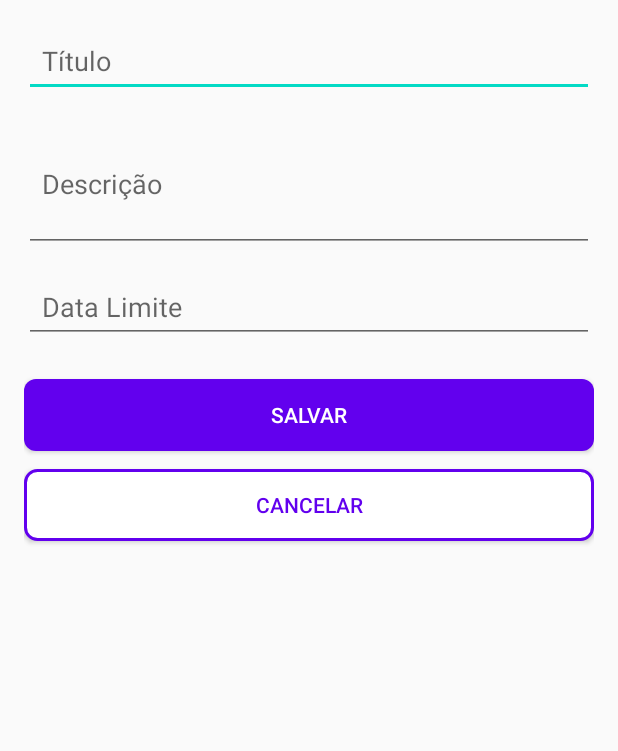
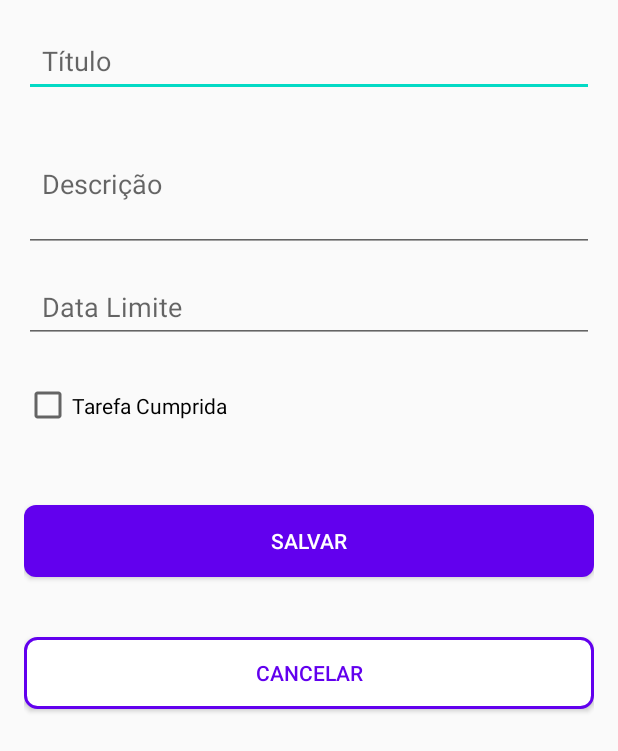
Before and after one commit to joaomarafiotti/PersonalTasks, an Android app: the CadastroActivity screen opened directly, with no data from a screen before it, on a phone screen of 412 x 824 dp. Shown: the top 751 px of the screen. Run offline under Robolectric (Android 15) with nearby library versions, the phone set to English and light mode, and no system bars; our stand-ins replace Room's generated code.

Commit message:
feat: adicionar requisito adicional (campo de status para identificar tarefa cumprida ou pendente)

```diff
--- a/app/src/main/java/com/example/personaltasks/adapter/TarefaAdapter.kt
+++ b/app/src/main/java/com/example/personaltasks/adapter/TarefaAdapter.kt
@@ -16,6 +16,7 @@ class TarefaViewHolder(itemView: View) : RecyclerView.ViewHolder(itemView) {
     val tvTitulo: TextView = itemView.findViewById(R.id.tvTitulo)
     val tvDescricao: TextView = itemView.findViewById(R.id.tvDescricao)
     val tvDataLimite: TextView = itemView.findViewById(R.id.tvDataLimite)
+    val tvStatus: TextView = itemView.findViewById(R.id.tvStatus)
 }
 
 /**
@@ -43,11 +44,13 @@ class TarefaAdapter(
      */
     override fun onBindViewHolder(holder: TarefaViewHolder, position: Int) {
         val tarefa = tarefas[position]
+        val status = if (tarefa.cumprida) "Cumprida" else "Pendente"
 
         // Atualiza as TextViews com os dados da Tarefa
         holder.tvTitulo.text = tarefa.titulo
         holder.tvDescricao.text = tarefa.descricao
         holder.tvDataLimite.text = tarefa.dataLimite.toString()
+        holder.tvStatus.text = "Status: $status"
 
         // Define o clique longo, chamando a função passada por parâmetro
         holder.itemView.setOnLongClickListener {
--- a/app/src/main/java/com/example/personaltasks/controller/CadastroActivity.kt
+++ b/app/src/main/java/com/example/personaltasks/controller/CadastroActivity.kt
@@ -53,6 +53,7 @@ class CadastroActivity : AppCompatActivity() {
             binding.etTitulo.setText(it.titulo)
             binding.etDescricao.setText(it.descricao)
             binding.etDataLimite.setText(it.dataLimite.format(DateTimeFormatter.ISO_LOCAL_DATE))
+            binding.cbCumprida.isChecked = it.cumprida
             dataSelecionada = it.dataLimite
         }
 
@@ -104,7 +105,8 @@ class CadastroActivity : AppCompatActivity() {
             id = tarefa?.id ?: 0,
             titulo = titulo,
             descricao = descricao,
-            dataLimite = dataLimite
+            dataLimite = dataLimite,
+            cumprida = binding.cbCumprida.isChecked
         )
 
         // Executa operação no banco usando coroutines
--- a/app/src/main/java/com/example/personaltasks/model/Tarefa.kt
+++ b/app/src/main/java/com/example/personaltasks/model/Tarefa.kt
@@ -20,5 +20,6 @@ data class Tarefa(
 
     val titulo: String,
     val descricao: String,
-    val dataLimite: LocalDate
+    val dataLimite: LocalDate,
+    val cumprida: Boolean = false
 ) : Parcelable
--- a/app/src/main/res/layout/activity_cadastro.xml
+++ b/app/src/main/res/layout/activity_cadastro.xml
@@ -48,26 +48,37 @@
         android:id="@+id/btnSalvar"
         android:layout_width="0dp"
         android:layout_height="wrap_content"
+        android:layout_marginTop="108dp"
+        android:background="@drawable/button_background"
+        android:padding="12dp"
         android:text="SALVAR"
         android:textColor="#FFFFFF"
-        android:background="@drawable/button_background"
-        android:layout_marginTop="24dp"
-        android:padding="12dp"
-        app:layout_constraintTop_toBottomOf="@id/etDataLimite"
+        app:layout_constraintEnd_toEndOf="parent"
+        app:layout_constraintHorizontal_bias="0.0"
         app:layout_constraintStart_toStartOf="parent"
-        app:layout_constraintEnd_toEndOf="parent" />
+        app:layout_constraintTop_toBottomOf="@id/etDataLimite" />
 
     <Button
         android:id="@+id/btnCancelar"
         android:layout_width="0dp"
         android:layout_height="wrap_content"
+        android:layout_marginTop="40dp"
+        android:background="@drawable/button_outline"
+        android:padding="12dp"
         android:text="CANCELAR"
         android:textColor="#6200EE"
-        android:background="@drawable/button_outline"
+        app:layout_constraintEnd_toEndOf="parent"
+        app:layout_constraintHorizontal_bias="0.0"
+        app:layout_constraintStart_toStartOf="parent"
+        app:layout_constraintTop_toBottomOf="@id/btnSalvar" />
+
+    <CheckBox
+        android:id="@+id/cbCumprida"
+        android:layout_width="190dp"
+        android:layout_height="59dp"
         android:layout_marginTop="12dp"
-        android:padding="12dp"
-        app:layout_constraintTop_toBottomOf="@id/btnSalvar"
+        android:text="@string/tarefa_cumprida"
         app:layout_constraintStart_toStartOf="parent"
-        app:layout_constraintEnd_toEndOf="parent" />
+        app:layout_constraintTop_toBottomOf="@id/etDataLimite" />
 
 </androidx.constraintlayout.widget.ConstraintLayout>
--- a/app/src/main/res/values/strings.xml
+++ b/app/src/main/res/values/strings.xml
@@ -17,4 +17,5 @@
     <string name="nova_tarefa">Nova Tarefa</string>
 
     <string name="nenhuma_tarefa_cadastrada">Nenhuma tarefa cadastrada.</string>
+    <string name="tarefa_cumprida">Tarefa Cumprida</string>
 </resources>
```
Also changed, not shown: app/src/main/res/layout/item_tarefa.xml (+8 -0 lines).
